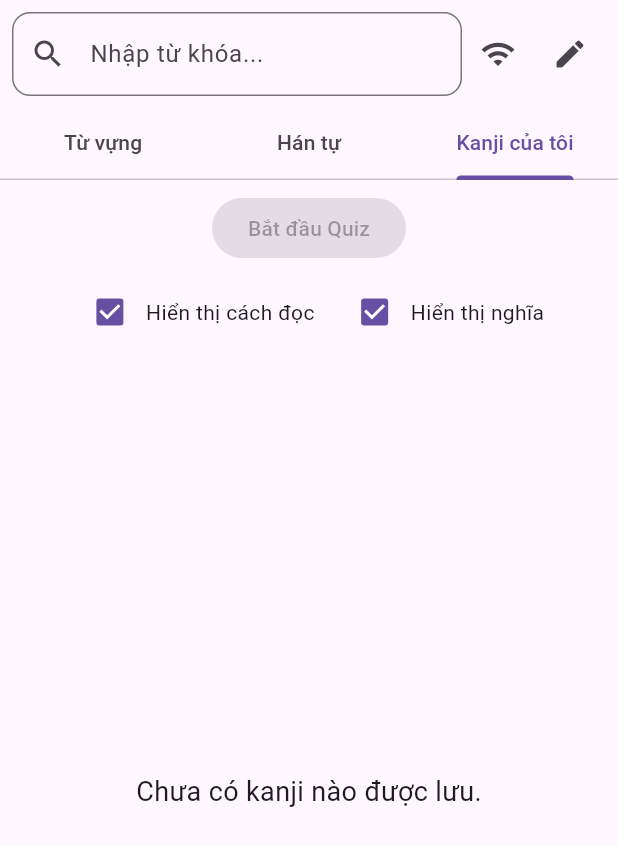
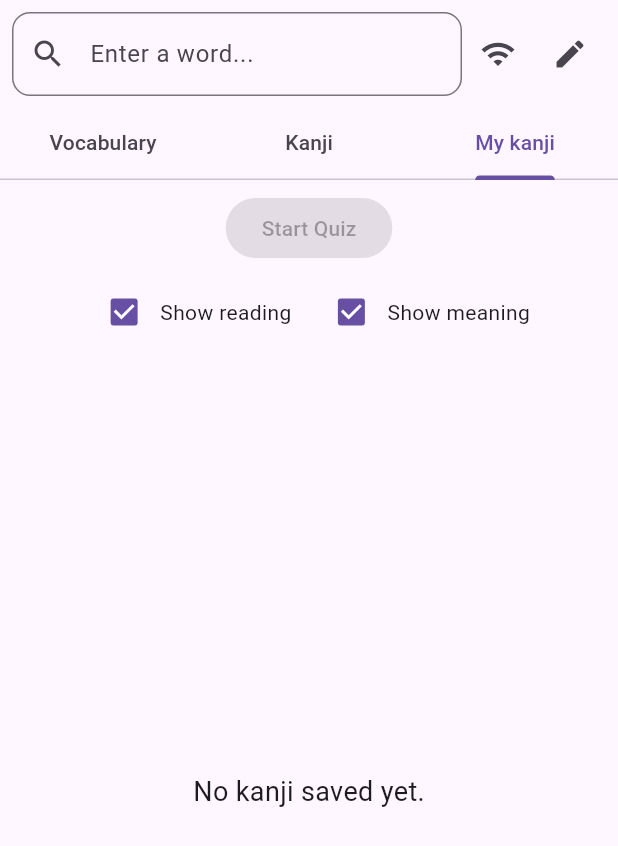
Before and after one commit to ZzlinhzZ/JPDictionary, a Flutter app: the screen it shows after launch, tab 3 chosen, on a phone screen of 412 x 824 dp. Shown: the top 846 px of the screen. Run offline on Flutter 3.47's test engine with Material 3 defaults, Android fonts, the phone set to English and light mode, and no system bars; network calls fail.

Commit message:
change to EN

```diff
--- a/dictionary/lib/dictionary_screen.dart
+++ b/dictionary/lib/dictionary_screen.dart
@@ -39,22 +39,21 @@ void search(String query) async {
         kanjiResults = kanji;
       });
     } catch (e) {
-    _showErrorDialog("Lỗi kết nối API: $e");
+      _showErrorDialog("Error connect to API: $e");
     }
   }
 
-
-
   void checkApiConnection() async {
     try {
-      final response = await http.get(Uri.parse("${ApiService.baseUrl}/words?search=test"));
+      final response =
+          await http.get(Uri.parse("${ApiService.baseUrl}/words?search=test"));
       if (response.statusCode == 200) {
-        _showSuccessDialog("API kết nối thành công!");
+        _showSuccessDialog("API connected successfully!");
       } else {
-        _showErrorDialog("Lỗi: API phản hồi với mã trạng thái ${response.statusCode}");
+        _showErrorDialog("Error connecting to API: ${response.statusCode}");
       }
     } catch (e) {
-      _showErrorDialog("Không thể kết nối API: $e");
+      _showErrorDialog("Cannot connect to API: $e");
     }
   }
 
@@ -62,7 +61,7 @@ void search(String query) async {
     showDialog(
       context: context,
       builder: (context) => AlertDialog(
-        title: Text("Thành công"),
+        title: Text("Success"),
         content: Text(message),
         actions: [
           TextButton(
@@ -78,7 +77,7 @@ void search(String query) async {
     showDialog(
       context: context,
       builder: (context) => AlertDialog(
-        title: Text("Lỗi"),
+        title: Text("Error"),
         content: Text(message),
         actions: [
           TextButton(
@@ -96,7 +95,7 @@ void search(String query) async {
       builder: (context) => HandwritingCanvas(
         onKanjiRecognized: (recognizedKanji) {
           // Xử lý kết quả nhận diện
-          setState((){
+          setState(() {
             // Lấy nội dung hiện có trong ô tìm kiếm
             String currentText = searchController.text;
             // Thêm kanji mới vào sau nội dung hiện có
@@ -116,7 +115,8 @@ void search(String query) async {
   void _recognizeKanji(String imageData) async {
     try {
       final response = await http.post(
-        Uri.parse("http://your-api-url.com/recognize_kanji"), // Cập nhật URL API
+        Uri.parse(
+            "http://your-api-url.com/recognize_kanji"), // Cập nhật URL API
         headers: {"Content-Type": "application/json"},
         body: jsonEncode({"image": imageData}),
       );
@@ -125,10 +125,10 @@ void search(String query) async {
         List<dynamic> results = jsonDecode(response.body)["predictions"];
         _showKanjiResults(results);
       } else {
-        _showErrorDialog("Lỗi nhận diện Kanji.");
+        _showErrorDialog("Error recognizing kanji.");
       }
     } catch (e) {
-      _showErrorDialog("Lỗi kết nối API: $e");
+      _showErrorDialog("Error connecting to API: $e");
     }
   }
 
@@ -136,7 +136,7 @@ void search(String query) async {
     showDialog(
       context: context,
       builder: (context) => AlertDialog(
-        title: Text("Kanji nhận diện"),
+        title: Text("Detected Kanji"),
         content: Column(
           mainAxisSize: MainAxisSize.min,
           children: results.map((kanji) {
@@ -167,12 +167,13 @@ void search(String query) async {
                     child: TextField(
                       controller: searchController,
                       onChanged: search,
-                      onSubmitted: (query){
+                      onSubmitted: (query) {
                         search(query);
                       },
                       decoration: InputDecoration(
-                        hintText: "Nhập từ khóa...",
-                        border: OutlineInputBorder(borderRadius: BorderRadius.circular(12)),
+                        hintText: "Enter a word...",
+                        border: OutlineInputBorder(
+                            borderRadius: BorderRadius.circular(12)),
                         prefixIcon: Icon(Icons.search),
                       ),
                     ),
@@ -181,7 +182,8 @@ void search(String query) async {
                     icon: Icon(Icons.wifi),
                     onPressed: checkApiConnection, // Nút kiểm tra API
                   ),
-                  IconButton( // Nút mở khung vẽ Kanji
+                  IconButton(
+                    // Nút mở khung vẽ Kanji
                     icon: Icon(Icons.edit),
                     onPressed: _openHandwritingCanvas,
                   ),
@@ -195,9 +197,9 @@ void search(String query) async {
                   children: [
                     TabBar(
                       tabs: [
-                        Tab(text: "Từ vựng"),
-                        Tab(text: "Hán tự"),
-                        Tab(text: "Kanji của tôi"),
+                        Tab(text: "Vocabulary"),
+                        Tab(text: "Kanji"),
+                        Tab(text: "My kanji"),
                       ],
                     ),
                     Expanded(
@@ -206,7 +208,9 @@ void search(String query) async {
                           VocabularyScreen(words: wordResults),
                           // KanjiScreen(kanjiList: kanjiResults),
                           // KanjiScreen(kanjiList: kanjiResults, searchQuery: searchController.text),
-                          KanjiScreen(kanjiList: kanjiResults, searchQuery: searchController.text),
+                          KanjiScreen(
+                              kanjiList: kanjiResults,
+                              searchQuery: searchController.text),
                           MyKanjiScreen(),
                         ],
                       ),
--- a/dictionary/lib/screens/kanji_screen.dart
+++ b/dictionary/lib/screens/kanji_screen.dart
@@ -23,9 +23,11 @@ class _KanjiScreenState extends State<KanjiScreen> {
   }
 
   void loadSavedKanji() async {
-    List<Map<String, dynamic>> savedKanjiList = await apiService.getSavedKanji();
+    List<Map<String, dynamic>> savedKanjiList =
+        await apiService.getSavedKanji();
     setState(() {
-      savedKanji = savedKanjiList.map((kanji) => kanji['kanji'] as String).toSet();
+      savedKanji =
+          savedKanjiList.map((kanji) => kanji['kanji'] as String).toSet();
     });
   }
 
@@ -36,7 +38,8 @@ class _KanjiScreenState extends State<KanjiScreen> {
         savedKanji.remove(kanji.kanji);
       });
     } else {
-      await apiService.saveKanji(kanji.kanji, kanji.kunReadings ?? "", kanji.meanings ?? "");
+      await apiService.saveKanji(
+          kanji.kanji, kanji.kunReadings ?? "", kanji.meanings ?? "");
       setState(() {
         savedKanji.add(kanji.kanji);
       });
@@ -45,13 +48,16 @@ class _KanjiScreenState extends State<KanjiScreen> {
 
   @override
   Widget build(BuildContext context) {
-    List<String> queryKanji = widget.searchQuery.split(''); // Chia từ khóa thành từng kanji riêng biệt
+    List<String> queryKanji = widget.searchQuery
+        .split(''); // Chia từ khóa thành từng kanji riêng biệt
     final filteredKanjiList = widget.kanjiList.where((kanji) {
       return queryKanji.contains(kanji.kanji);
     }).toList();
 
     if (filteredKanjiList.isEmpty) {
-      return Center(child: Text("Không tìm thấy hán tự.", style: TextStyle(fontSize: 18)));
+      return Center(
+          child: Text("No kanji characters found.",
+              style: TextStyle(fontSize: 18)));
     }
 
     return ListView.builder(
@@ -59,21 +65,24 @@ class _KanjiScreenState extends State<KanjiScreen> {
       itemCount: filteredKanjiList.length,
       itemBuilder: (context, index) {
         final kanji = filteredKanjiList[index];
-        final isSaved = savedKanji.contains(kanji.kanji); // Kiểm tra kanji đã lưu chưa
+        final isSaved =
+            savedKanji.contains(kanji.kanji); // Kiểm tra kanji đã lưu chưa
 
         return Card(
           elevation: 3,
-          shape: RoundedRectangleBorder(borderRadius: BorderRadius.circular(12)),
+          shape:
+              RoundedRectangleBorder(borderRadius: BorderRadius.circular(12)),
           child: ListTile(
             contentPadding: EdgeInsets.symmetric(vertical: 12, horizontal: 16),
-            title: Text(kanji.kanji, style: TextStyle(fontSize: 32, fontWeight: FontWeight.bold)),
+            title: Text(kanji.kanji,
+                style: TextStyle(fontSize: 32, fontWeight: FontWeight.bold)),
             subtitle: Column(
               crossAxisAlignment: CrossAxisAlignment.start,
               children: [
-                Text('Nghĩa: ${kanji.meanings ?? "Không có"}'),
-                Text('Âm Kun: ${kanji.kunReadings ?? "Không có"}'),
-                Text('Âm On: ${kanji.onReadings ?? "Không có"}'),
-                Text('Số nét: ${kanji.strokeCount}'),
+                Text('Meaning: ${kanji.meanings ?? "none"}'),
+                Text('Kunyomi: ${kanji.kunReadings ?? "none"}'),
+                Text('Onyomi: ${kanji.onReadings ?? "none"}'),
+                Text('Stroke: ${kanji.strokeCount}'),
               ],
             ),
             trailing: IconButton(
--- a/dictionary/lib/screens/my_kanji_screen.dart
+++ b/dictionary/lib/screens/my_kanji_screen.dart
@@ -43,7 +43,7 @@ class _MyKanjiScreenState extends State<MyKanjiScreen> {
           padding: EdgeInsets.all(8.0),
           child: ElevatedButton(
             onPressed: savedKanji.isNotEmpty ? startQuiz : null,
-            child: Text("Bắt đầu Quiz"),
+            child: Text("Start Quiz"),
           ),
         ),
         Row(
@@ -57,7 +57,7 @@ class _MyKanjiScreenState extends State<MyKanjiScreen> {
                 });
               },
             ),
-            Text("Hiển thị cách đọc"),
+            Text("Show reading"),
             SizedBox(width: 16),
             Checkbox(
               value: showMeaning,
@@ -67,27 +67,35 @@ class _MyKanjiScreenState extends State<MyKanjiScreen> {
                 });
               },
             ),
-            Text("Hiển thị nghĩa"),
+            Text("Show meaning"),
           ],
         ),
         Expanded(
           child: savedKanji.isEmpty
-              ? Center(child: Text("Chưa có kanji nào được lưu.", style: TextStyle(fontSize: 18)))
+              ? Center(
+                  child: Text("No kanji saved yet.",
+                      style: TextStyle(fontSize: 18)))
               : ListView.builder(
                   itemCount: savedKanji.length,
                   itemBuilder: (context, index) {
                     final kanji = savedKanji[index];
                     return Card(
                       elevation: 3,
-                      shape: RoundedRectangleBorder(borderRadius: BorderRadius.circular(12)),
+                      shape: RoundedRectangleBorder(
+                          borderRadius: BorderRadius.circular(12)),
                       child: ListTile(
-                        contentPadding: EdgeInsets.symmetric(vertical: 12, horizontal: 16),
-                        title: Text(kanji['kanji'], style: TextStyle(fontSize: 32, fontWeight: FontWeight.bold)),
+                        contentPadding:
+                            EdgeInsets.symmetric(vertical: 12, horizontal: 16),
+                        title: Text(kanji['kanji'],
+                            style: TextStyle(
+                                fontSize: 32, fontWeight: FontWeight.bold)),
                         subtitle: Column(
                           crossAxisAlignment: CrossAxisAlignment.start,
                           children: [
-                            if (showPronounced) Text('Cách đọc: ${kanji['pronounced']}'),
-                            if (showMeaning) Text('Nghĩa: ${kanji['meaning']}'),
+                            if (showPronounced)
+                              Text('Pronouced: ${kanji['pronounced']}'),
+                            if (showMeaning)
+                              Text('Meaning: ${kanji['meaning']}'),
                           ],
                         ),
                       ),
--- a/dictionary/lib/screens/vocabulary_screen.dart
+++ b/dictionary/lib/screens/vocabulary_screen.dart
@@ -22,9 +22,11 @@ class _VocabularyScreenState extends State<VocabularyScreen> {
   }
 
   void loadSavedWords() async {
-    List<Map<String, dynamic>> savedKanjiList = await widget.apiService.getSavedKanji();
+    List<Map<String, dynamic>> savedKanjiList =
+        await widget.apiService.getSavedKanji();
     setState(() {
-      savedWords = savedKanjiList.map((word) => word['kanji'] as String).toSet();
+      savedWords =
+          savedKanjiList.map((word) => word['kanji'] as String).toSet();
     });
   }
 
@@ -47,7 +49,7 @@ class _VocabularyScreenState extends State<VocabularyScreen> {
     if (widget.words.isEmpty) {
       return Center(
         child: Text(
-          "Không tìm thấy từ vựng.",
+          "Not found the vocabulary.",
           style: TextStyle(fontSize: 18),
         ),
       );
@@ -78,11 +80,13 @@ class _VocabularyScreenState extends State<VocabularyScreen> {
       itemCount: uniqueWords.length,
       itemBuilder: (context, index) {
         final word = uniqueWords[index];
-        final isSaved = savedWords.contains(word['written']); // Kiểm tra từ đã lưu chưa
+        final isSaved =
+            savedWords.contains(word['written']); // Kiểm tra từ đã lưu chưa
 
         return Card(
           elevation: 3,
-          shape: RoundedRectangleBorder(borderRadius: BorderRadius.circular(12)),
+          shape:
+              RoundedRectangleBorder(borderRadius: BorderRadius.circular(12)),
           child: ListTile(
             contentPadding: EdgeInsets.symmetric(vertical: 12, horizontal: 16),
             title: Text(
@@ -97,14 +101,14 @@ class _VocabularyScreenState extends State<VocabularyScreen> {
                     Icon(Icons.hearing, color: Colors.blueAccent, size: 18),
                     SizedBox(width: 4),
                     Text(
-                      'Cách đọc: ${word['pronounced']}',
+                      'Pronounced: ${word['pronounced']}',
                       style: TextStyle(fontSize: 16, color: Colors.blueAccent),
                     ),
                   ],
                 ),
                 SizedBox(height: 4),
                 Text(
-                  'Nghĩa: ${word['meaning']}',
+                  'Meaning: ${word['meaning']}',
                   style: TextStyle(fontSize: 16),
                 ),
               ],
@@ -115,7 +119,8 @@ class _VocabularyScreenState extends State<VocabularyScreen> {
                 color: isSaved ? Colors.blueAccent : Colors.grey,
               ),
               onPressed: () {
-                toggleSaveWord(word['written']!, word['pronounced']!, word['meaning']!);
+                toggleSaveWord(
+                    word['written']!, word['pronounced']!, word['meaning']!);
               },
             ),
           ),
--- a/dictionary/lib/services/api_service.dart
+++ b/dictionary/lib/services/api_service.dart
@@ -4,15 +4,15 @@ import '../models/word_model.dart';
 import '../models/kanji_model.dart';
 import 'dart:typed_data';
 
-
 class ApiService {
 //   static const String baseUrl = "http://127.0.0.1:8000";
-    static const String baseUrl = "http://192.168.1.9:8000";
-    // thay 192.168.1.9 bằng địa chỉ Ipv4 trong Wireless LAN adapter Wi-Fi (ipconfig)
+  static const String baseUrl = "http://192.168.1.15:8000";
+  // thay 192.168.1.9 bằng địa chỉ Ipv4 trong Wireless LAN adapter Wi-Fi (ipconfig)
   Future<List<Word>> getWords(String query) async {
     final response = await http.get(Uri.parse("$baseUrl/words?search=$query"));
     if (response.statusCode == 200) {
-      List data = json.decode(utf8.decode(response.bodyBytes));  // Sử dụng utf8.decode để đảm bảo mã hóa đúng
+      List data = json.decode(utf8.decode(
+          response.bodyBytes)); // Sử dụng utf8.decode để đảm bảo mã hóa đúng
       return data.map((word) => Word.fromJson(word)).toList();
     } else {
       throw Exception("Failed to load words");
@@ -22,14 +22,16 @@ class ApiService {
   Future<List<Kanji>> getKanji(String query) async {
     final response = await http.get(Uri.parse("$baseUrl/kanji?search=$query"));
     if (response.statusCode == 200) {
-      List data = json.decode(utf8.decode(response.bodyBytes));  // Sử dụng utf8.decode để đảm bảo mã hóa đúng
+      List data = json.decode(utf8.decode(
+          response.bodyBytes)); // Sử dụng utf8.decode để đảm bảo mã hóa đúng
       return data.map((kanji) => Kanji.fromJson(kanji)).toList();
     } else {
       throw Exception("Failed to load kanji");
     }
   }
 
-  Future<void> saveKanji(String kanji, String pronounced, String meaning) async {
+  Future<void> saveKanji(
+      String kanji, String pronounced, String meaning) async {
     final response = await http.post(
       Uri.parse("$baseUrl/save_kanji"),
       headers: {"Content-Type": "application/json"},
@@ -50,7 +52,8 @@ class ApiService {
   Future<List<Map<String, dynamic>>> getSavedKanji() async {
     final response = await http.get(Uri.parse("$baseUrl/saved_kanji"));
     if (response.statusCode == 200) {
-      List data = json.decode(utf8.decode(response.bodyBytes));  // Giải mã với utf8.decode
+      List data = json
+          .decode(utf8.decode(response.bodyBytes)); // Giải mã với utf8.decode
       return List<Map<String, dynamic>>.from(data);
     } else {
       return [];
@@ -66,7 +69,8 @@ class ApiService {
       );
 
       if (response.statusCode == 200) {
-        List<dynamic> results = jsonDecode(utf8.decode(response.bodyBytes))["predictions"];
+        List<dynamic> results =
+            jsonDecode(utf8.decode(response.bodyBytes))["predictions"];
         return results.cast<String>();
       } else {
         throw Exception("Lỗi API: ${response.statusCode}");
--- a/dictionary/lib/widgets/handwriting_canvas.dart
+++ b/dictionary/lib/widgets/handwriting_canvas.dart
@@ -36,8 +36,8 @@ class _HandwritingCanvasState extends State<HandwritingCanvas> {
 
     try {
       // Chuyển canvas thành ảnh PNG
-      RenderRepaintBoundary boundary =
-          _canvasKey.currentContext!.findRenderObject() as RenderRepaintBoundary;
+      RenderRepaintBoundary boundary = _canvasKey.currentContext!
+          .findRenderObject() as RenderRepaintBoundary;
       ui.Image image = await boundary.toImage();
       ByteData? byteData = await _convertToWhiteBackground(image);
       Uint8List pngBytes = byteData!.buffer.asUint8List();
@@ -50,7 +50,7 @@ class _HandwritingCanvasState extends State<HandwritingCanvas> {
       });
     } catch (e) {
       ScaffoldMessenger.of(context).showSnackBar(
-        SnackBar(content: Text("Lỗi khi nhận diện Kanji: $e")),
+        SnackBar(content: Text("Error recognizing Kanji: $e")),
       );
     } finally {
       setState(() {
@@ -77,7 +77,8 @@ class _HandwritingCanvasState extends State<HandwritingCanvas> {
     Paint paint = Paint();
     canvas.drawImage(image, Offset.zero, paint);
 
-    final newImage = await recorder.endRecording().toImage(image.width, image.height);
+    final newImage =
+        await recorder.endRecording().toImage(image.width, image.height);
     return await newImage.toByteData(format: ui.ImageByteFormat.png);
   }
 
@@ -91,8 +92,10 @@ class _HandwritingCanvasState extends State<HandwritingCanvas> {
         _points.removeRange(lastNullIndex, _points.length);
 
         if (lastNullIndex > 0) {
-          int previousNullIndex = _points.sublist(0, lastNullIndex).lastIndexOf(null);
-          int startIndex = (previousNullIndex != -1) ? previousNullIndex + 1 : 0;
+          int previousNullIndex =
+              _points.sublist(0, lastNullIndex).lastIndexOf(null);
+          int startIndex =
+              (previousNullIndex != -1) ? previousNullIndex + 1 : 0;
           _points.removeRange(startIndex, lastNullIndex);
         }
       } else {
@@ -109,7 +112,7 @@ class _HandwritingCanvasState extends State<HandwritingCanvas> {
   @override
   Widget build(BuildContext context) {
     return AlertDialog(
-      title: Text("Vẽ Kanji"),
+      title: Text("Draw Kanji"),
       content: Column(
         mainAxisSize: MainAxisSize.min,
         children: [
@@ -119,7 +122,8 @@ class _HandwritingCanvasState extends State<HandwritingCanvas> {
               children: _recognizedKanji.map((kanji) {
                 return GestureDetector(
                   onTap: () {
-                    widget.onKanjiRecognized(kanji); // Gọi callback khi chọn Kanji
+                    widget.onKanjiRecognized(
+                        kanji); // Gọi callback khi chọn Kanji
                   },
                   child: Padding(
                     padding: EdgeInsets.all(8.0),
@@ -134,11 +138,12 @@ class _HandwritingCanvasState extends State<HandwritingCanvas> {
             child: Container(
               width: 300,
               height: 300,
-              decoration: BoxDecoration(border: Border.all(color: Colors.black)),
+              decoration:
+                  BoxDecoration(border: Border.all(color: Colors.black)),
               child: GestureDetector(
                 onPanUpdate: (details) {
-                  RenderBox renderBox =
-                      _canvasKey.currentContext!.findRenderObject() as RenderBox;
+                  RenderBox renderBox = _canvasKey.currentContext!
+                      .findRenderObject() as RenderBox;
                   Offset localPosition =
                       renderBox.globalToLocal(details.globalPosition);
                   setState(() {
```
Also changed, not shown: dictionary/lib/database_helper.dart (+108 -108 lines), dictionary/lib/screens/quiz_screen.dart (+64 -26 lines). Lines whose indentation alone changed are shown as unchanged.
